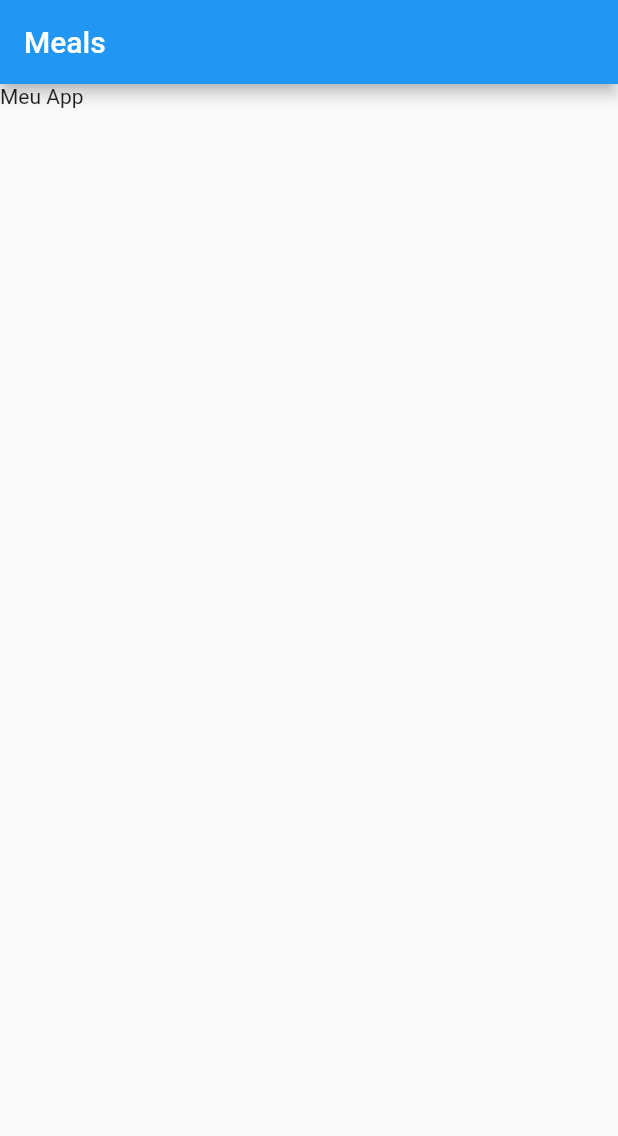
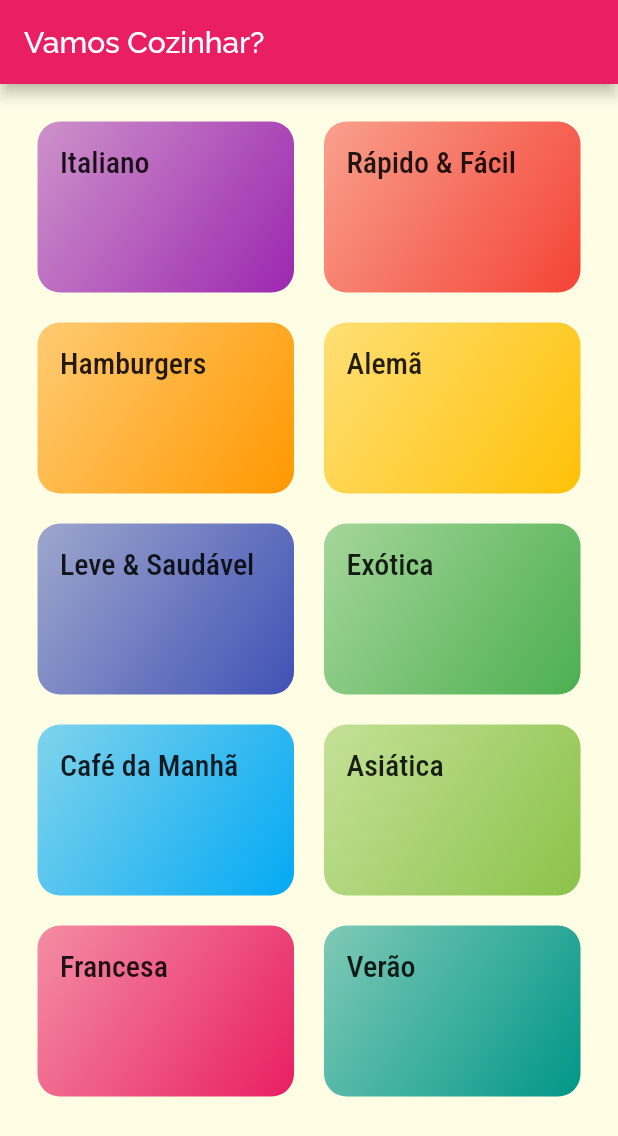
Before and after one commit to cthiagosousa/meals-app, a Flutter app: the screen it shows after launch, on a phone screen of 412 x 824 dp. Shown: the top 1136 px of the screen. Run offline on Flutter 3.47's test engine with Material 2 defaults, Android fonts, the phone set to English and light mode, and no system bars.

Commit message:
Criando rotas

```diff
--- /dev/null
+++ b/lib/components/category_item.dart
@@ -0,0 +1,46 @@
+import 'package:flutter/material.dart';
+import '../models/category.dart';
+import '../screens/categories_meals_screen.dart';
+
+class CategoryItem extends StatelessWidget {
+  final Category category;
+
+  const CategoryItem(this.category);
+
+  void _selectCategory(BuildContext context) {
+    Navigator.of(context).push(
+      MaterialPageRoute(
+        builder: (context) {
+          return CategoriesMealsScreen(category);
+        },
+      ),
+    );
+  }
+
+  @override
+  Widget build(BuildContext context) {
+    return InkWell(
+      splashColor: Theme.of(context).primaryColor,
+      borderRadius: BorderRadius.circular(15),
+      onTap: () => _selectCategory(context),
+      child: Container(
+        padding: const EdgeInsets.all(15),
+        child: Text(
+          category.title,
+          style: Theme.of(context).textTheme.headline6,
+        ),
+        decoration: BoxDecoration(
+          borderRadius: BorderRadius.circular(15),
+          gradient: LinearGradient(
+            colors: [
+              category.color.withOpacity(0.5),
+              category.color,
+            ],
+            begin: Alignment.topLeft,
+            end: Alignment.bottomRight,
+          ),
+        ),
+      ),
+    );
+  }
+}
--- /dev/null
+++ b/lib/data/dummy_data.dart
@@ -0,0 +1,56 @@
+import 'package:flutter/material.dart';
+
+import '../models/category.dart';
+
+const DUMMY_CATEGORIES = const [
+  Category(
+    id: 'c1',
+    title: 'Italiano',
+    color: Colors.purple,
+  ),
+  Category(
+    id: 'c2',
+    title: 'Rápido & Fácil',
+    color: Colors.red,
+  ),
+  Category(
+    id: 'c3',
+    title: 'Hamburgers',
+    color: Colors.orange,
+  ),
+  Category(
+    id: 'c4',
+    title: 'Alemã',
+    color: Colors.amber,
+  ),
+  Category(
+    id: 'c5',
+    title: 'Leve & Saudável',
+    color: Colors.indigo,
+  ),
+  Category(
+    id: 'c6',
+    title: 'Exótica',
+    color: Colors.green,
+  ),
+  Category(
+    id: 'c7',
+    title: 'Café da Manhã',
+    color: Colors.lightBlue,
+  ),
+  Category(
+    id: 'c8',
+    title: 'Asiática',
+    color: Colors.lightGreen,
+  ),
+  Category(
+    id: 'c9',
+    title: 'Francesa',
+    color: Colors.pink,
+  ),
+  Category(
+    id: 'c10',
+    title: 'Verão',
+    color: Colors.teal,
+  ),
+];
--- a/lib/main.dart
+++ b/lib/main.dart
@@ -1,26 +1,25 @@
 import 'package:flutter/material.dart';
+import './screens/categories_screen.dart';
 
 void main() => runApp(App());
 
 class App extends StatelessWidget {
   Widget build(BuildContext context) {
     return MaterialApp(
-      title: 'Meals',
-      home: HomePage(),
+      title: 'Vamos cozinhar?',
+      theme: ThemeData(
+        primarySwatch: Colors.pink,
+        accentColor: Colors.amber,
+        fontFamily: 'Raleway',
+        canvasColor: Color.fromRGBO(255, 254, 229, 1),
+        textTheme: ThemeData.light().textTheme.copyWith(
+              headline6: TextStyle(
+                fontSize: 20,
+                fontFamily: 'RobotoCondensed',
+              ),
+            ),
+      ),
+      home: CategoriesScreen(),
     );
   }
 }
-
-class HomePage extends StatelessWidget {
-  Widget build(BuildContext context) {
-    return Scaffold(
-      appBar: AppBar(
-        title: Text('Meals'),
-        backgroundColor: Colors.blue,
-      ),
-      body: Container(
-        child: Text('Meu App'),
-      ),
-    );
-  }
-}
--- /dev/null
+++ b/lib/models/category.dart
@@ -0,0 +1,13 @@
+import 'package:flutter/material.dart';
+
+class Category {
+  final String id;
+  final String title;
+  final Color color;
+
+  const Category({
+    @required this.id,
+    @required this.title,
+    this.color = Colors.orange,
+  });
+}
--- /dev/null
+++ b/lib/screens/categories_meals_screen.dart
@@ -0,0 +1,21 @@
+import 'package:flutter/material.dart';
+
+import '../models/category.dart';
+
+class CategoriesMealsScreen extends StatelessWidget {
+  final Category category;
+
+  const CategoriesMealsScreen(this.category);
+
+  @override
+  Widget build(BuildContext context) {
+    return Scaffold(
+      appBar: AppBar(
+        title: Text(category.title),
+      ),
+      body: Center(
+        child: Text('Receitas ID: ${category.id}'),
+      ),
+    );
+  }
+}
--- /dev/null
+++ b/lib/screens/categories_screen.dart
@@ -0,0 +1,28 @@
+import 'package:flutter/material.dart';
+import '../data/dummy_data.dart';
+import '../components/category_item.dart';
+
+class CategoriesScreen extends StatelessWidget {
+  @override
+  Widget build(BuildContext context) {
+    return Scaffold(
+      appBar: AppBar(
+        title: Text('Vamos Cozinhar?'),
+      ),
+      body: GridView(
+        padding: const EdgeInsets.all(25),
+        gridDelegate: SliverGridDelegateWithMaxCrossAxisExtent(
+          maxCrossAxisExtent: 200,
+          childAspectRatio: 3 / 2,
+          crossAxisSpacing: 20,
+          mainAxisSpacing: 20,
+        ),
+        children: [
+          ...DUMMY_CATEGORIES.map((category) {
+            return CategoryItem(category);
+          })
+        ],
+      ),
+    );
+  }
+}
```
Also changed, not shown: pubspec.yaml (+19 -14 lines), assets/fonts/Raleway-Black.ttf (added), assets/fonts/Raleway-Bold.ttf (added), assets/fonts/Raleway-Regular.ttf (added), assets/fonts/RobotoCondensed-Bold.ttf (added), assets/fonts/RobotoCondensed-Italic.ttf (added), assets/fonts/RobotoCondensed-Light.ttf (added), assets/fonts/RobotoCondensed-Regular.ttf (added).
